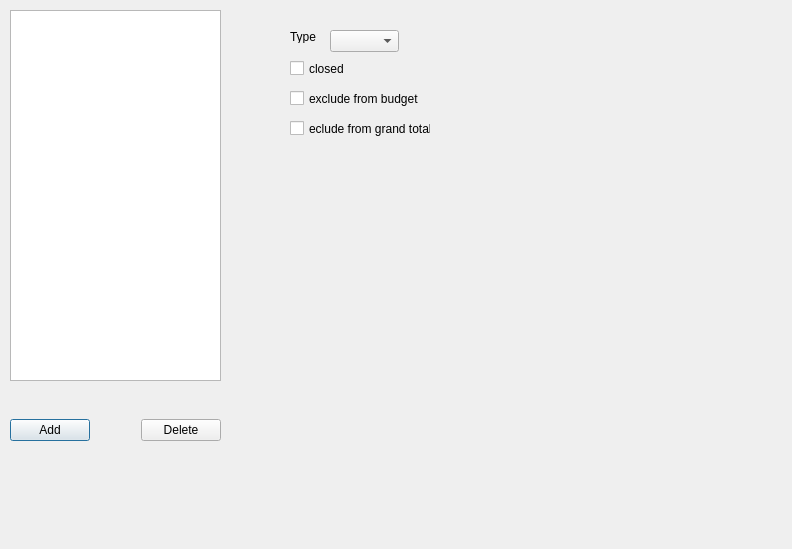
This is QT/manageAccounts.ui in wordtinker/SimpleBudget as Qt 5 draws it before an edit. The edited form follows.
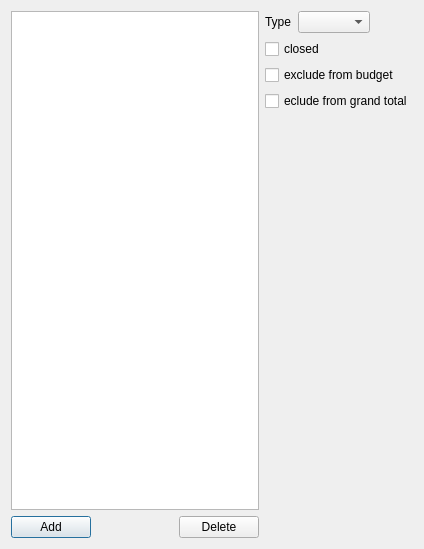
This is the edited form.

Commit message: Fix Qt layouts.

```diff
--- a/QT/manageAccounts.ui
+++ b/QT/manageAccounts.ui
@@ -6,32 +6,27 @@
    <rect>
     <x>0</x>
     <y>0</y>
-    <width>792</width>
+    <width>424</width>
     <height>549</height>
    </rect>
   </property>
   <property name="windowTitle">
    <string>Dialog</string>
   </property>
+  <layout class="QHBoxLayout" name="horizontalLayout_4" stretch="0,1">
+   <item>
+    <layout class="QVBoxLayout" name="verticalLayout_2">
+     <item>
   <widget class="QListView" name="accountsView">
-   <property name="geometry">
-    <rect>
-     <x>10</x>
-     <y>10</y>
-     <width>211</width>
-     <height>371</height>
-    </rect>
-   </property>
-  </widget>
-  <widget class="QWidget" name="horizontalLayoutWidget">
-   <property name="geometry">
-    <rect>
-     <x>10</x>
-     <y>390</y>
-     <width>211</width>
-     <height>80</height>
-    </rect>
-   </property>
+       <property name="maximumSize">
+        <size>
+         <width>300</width>
+         <height>16777215</height>
+        </size>
+       </property>
+      </widget>
+     </item>
+     <item>
    <layout class="QHBoxLayout" name="horizontalLayout">
     <item>
      <widget class="QPushButton" name="addAccountButton">
@@ -61,69 +56,75 @@
      </widget>
     </item>
    </layout>
-  </widget>
+     </item>
+    </layout>
+   </item>
+   <item>
+    <layout class="QVBoxLayout" name="verticalLayout">
+     <item>
+      <layout class="QHBoxLayout" name="horizontalLayout_2">
+       <item>
   <widget class="QLabel" name="label">
-   <property name="geometry">
-    <rect>
-     <x>290</x>
-     <y>30</y>
-     <width>47</width>
-     <height>13</height>
-    </rect>
-   </property>
    <property name="text">
     <string>Type</string>
    </property>
   </widget>
-  <widget class="QComboBox" name="typeBox">
-   <property name="geometry">
-    <rect>
-     <x>330</x>
-     <y>30</y>
-     <width>69</width>
-     <height>22</height>
-    </rect>
-   </property>
-  </widget>
+       </item>
+       <item>
+        <widget class="QComboBox" name="typeBox"/>
+       </item>
+       <item>
+        <spacer name="horizontalSpacer_2">
+         <property name="orientation">
+          <enum>Qt::Horizontal</enum>
+         </property>
+         <property name="sizeHint" stdset="0">
+          <size>
+           <width>40</width>
+           <height>20</height>
+          </size>
+         </property>
+        </spacer>
+       </item>
+      </layout>
+     </item>
+     <item>
   <widget class="QCheckBox" name="closedBox">
-   <property name="geometry">
-    <rect>
-     <x>290</x>
-     <y>60</y>
-     <width>70</width>
-     <height>17</height>
-    </rect>
-   </property>
    <property name="text">
     <string>closed</string>
    </property>
   </widget>
+     </item>
+     <item>
   <widget class="QCheckBox" name="exBudgetBox">
-   <property name="geometry">
-    <rect>
-     <x>290</x>
-     <y>90</y>
-     <width>131</width>
-     <height>17</height>
-    </rect>
-   </property>
    <property name="text">
     <string>exclude from budget</string>
    </property>
   </widget>
+     </item>
+     <item>
   <widget class="QCheckBox" name="exTotalBox">
-   <property name="geometry">
-    <rect>
-     <x>290</x>
-     <y>120</y>
-     <width>141</width>
-     <height>17</height>
-    </rect>
-   </property>
    <property name="text">
     <string>eclude from grand total</string>
    </property>
   </widget>
+     </item>
+     <item>
+      <spacer name="verticalSpacer">
+       <property name="orientation">
+        <enum>Qt::Vertical</enum>
+       </property>
+       <property name="sizeHint" stdset="0">
+        <size>
+         <width>20</width>
+         <height>40</height>
+        </size>
+       </property>
+      </spacer>
+     </item>
+    </layout>
+   </item>
+  </layout>
  </widget>
  <resources/>
  <connections/>
```
Left out of the diff: 2 changed lines with no effect on the pictures. Lines whose indentation alone changed are shown as unchanged. The commit also changes 11 other files.
